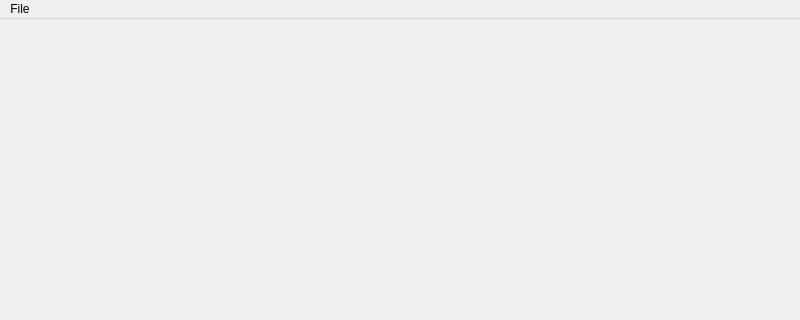
mantidproject/mantid, file qt/applications/workbench/workbench/app/mainwindow.ui: the form before one commit; both pictures show x 0 to 800 and y 0 to 320 of the 800 by 600 pixel window.
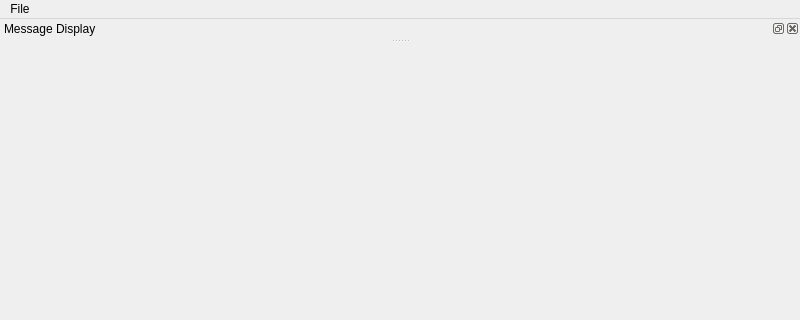
The form after the commit. Custom widgets are drawn as their Qt base class.

Commit message:
Install the MessageDisplay in the main window.
Refs #21251

What changed in the file:
```diff
--- a/qt/applications/workbench/workbench/app/mainwindow.ui
+++ b/qt/applications/workbench/workbench/app/mainwindow.ui
@@ -32,6 +32,15 @@
    <addaction name="menuFile"/>
   </widget>
   <widget class="QStatusBar" name="statusbar"/>
+  <widget class="QDockWidget" name="logMessageWindow">
+   <property name="windowTitle">
+    <string>Message Display</string>
+   </property>
+   <attribute name="dockWidgetArea">
+    <number>4</number>
+   </attribute>
+   <widget class="MessageDisplay" name="display"/>
+  </widget>
   <action name="actionQuit">
    <property name="text">
     <string>Quit</string>
@@ -41,6 +50,14 @@
    </property>
   </action>
  </widget>
+ <customwidgets>
+  <customwidget>
+   <class>MessageDisplay</class>
+   <extends>QWidget</extends>
+   <header>mantidqt.widgets.messagedisplay</header>
+   <container>1</container>
+  </customwidget>
+ </customwidgets>
  <resources/>
  <connections>
   <connection>
```
Left out of the diff: 6 changed lines with no effect on the pictures.
